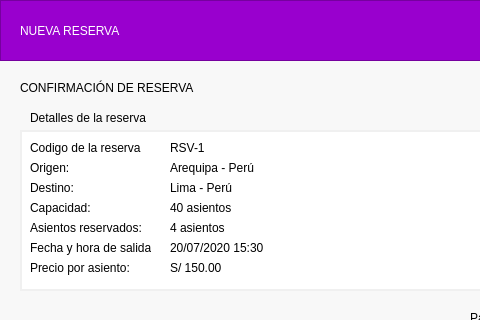
Before: the Qt Designer form nuevareservadview.ui in Bguillenn/Fly-Reservations, drawn with Qt 5; both pictures show x 0 to 480 and y 0 to 320 of the 750 by 450 pixel window.
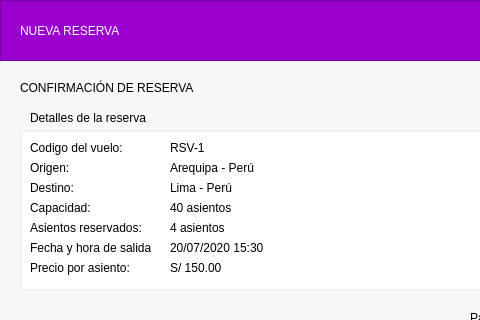
After: the same form once the commit is applied.

The edit to the form file:
```diff
--- a/nuevareservadview.ui
+++ b/nuevareservadview.ui
@@ -206,7 +206,7 @@
 border: none;</string>
     </property>
     <property name="text">
-     <string>Codigo de la reserva:</string>
+     <string>Codigo del vuelo:</string>
     </property>
    </widget>
    <widget class="QLabel" name="label_4">
```
Left out of the diff: 2 changed lines with no effect on the pictures.
